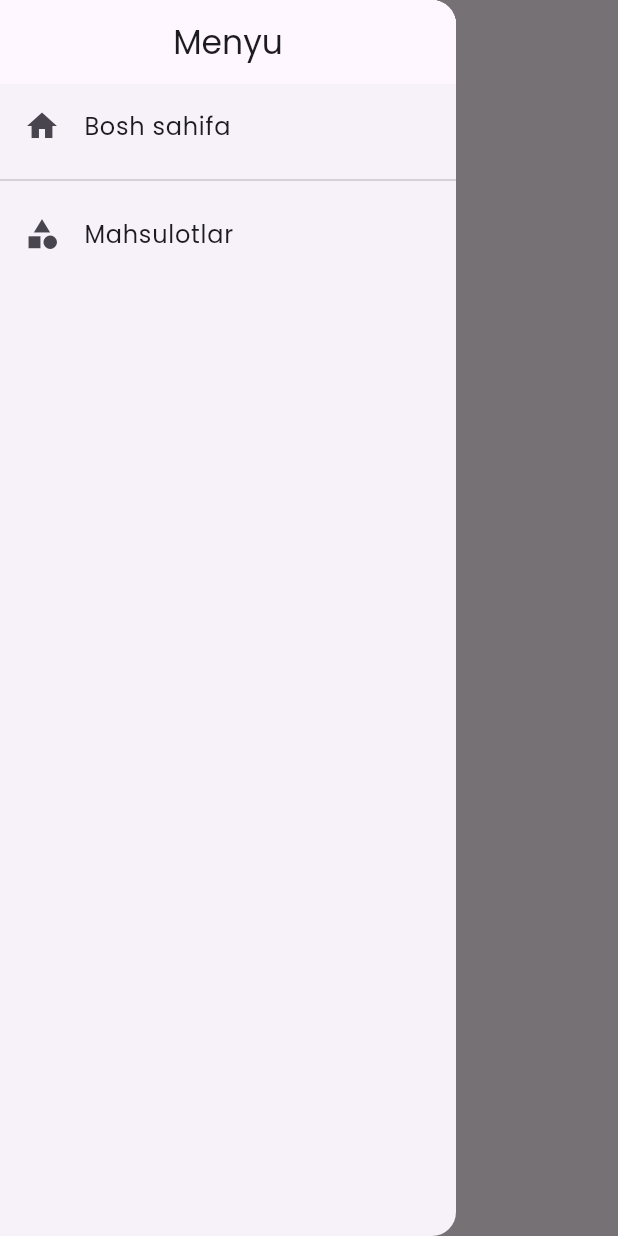
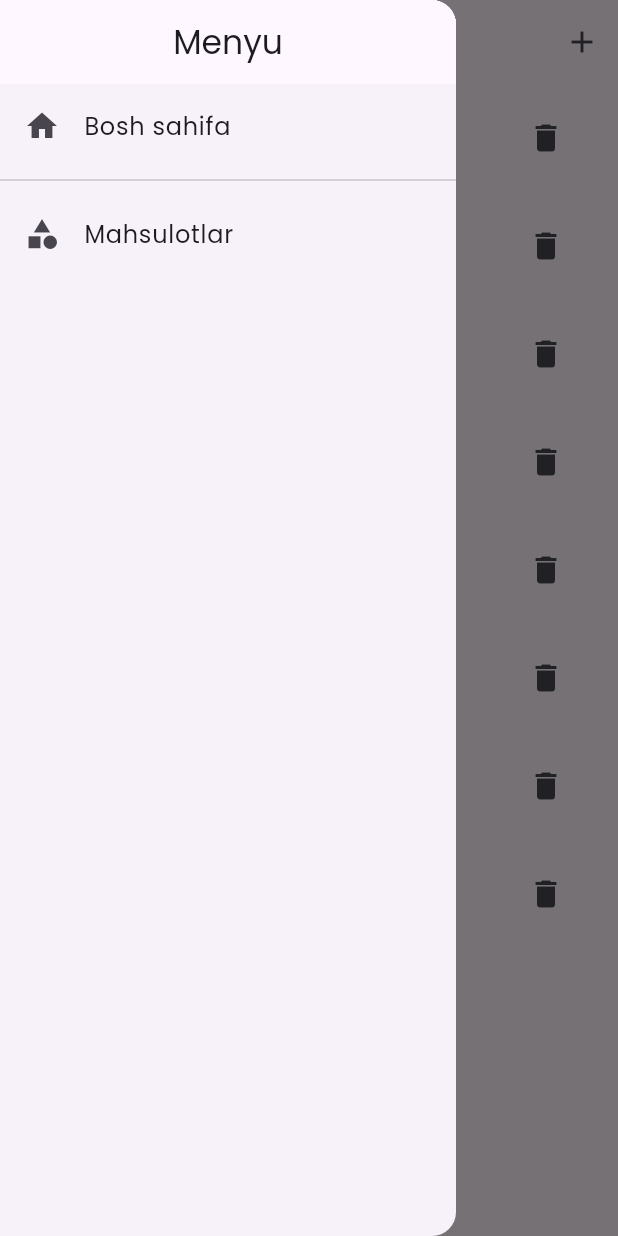
Before and after one commit to alishermamirov/meals_menu, a Flutter app: the ProductScreen screen opened by its route, with the side drawer open, on a phone screen of 412 x 824 dp. Run offline on Flutter 3.47's test engine with Material 3 defaults, Android fonts, the phone set to English and light mode, and no system bars; our stand-ins replace google_fonts.

Commit message:
add product

```diff
--- a/lib/screens/product_screen.dart
+++ b/lib/screens/product_screen.dart
@@ -1,8 +1,16 @@
+// ignore_for_file: public_member_api_docs, sort_constructors_first
 import 'package:flutter/material.dart';
+
+import 'package:meals_menu/models/meal.dart';
+import 'package:meals_menu/screens/add_new_product_screen.dart';
 import 'package:meals_menu/widgets/main_drawer.dart';
 
 class ProductScreen extends StatelessWidget {
-  const ProductScreen({super.key});
+  final List<Meal> meals;
+  const ProductScreen({
+    Key? key,
+    required this.meals,
+  }) : super(key: key);
 
   static const routeName = "/product-screen";
 
@@ -13,6 +21,31 @@ class ProductScreen extends StatelessWidget {
       appBar: AppBar(
         centerTitle: true,
         title: Text("Mahsulotlar"),
+        actions: [
+          IconButton(
+            onPressed: () {
+              Navigator.of(context).pushNamed(AddNewProductScreen.routeName);
+            },
+            icon: Icon(Icons.add),
+          ),
+        ],
+      ),
+      body: ListView.builder(
+        itemCount: meals.length,
+        itemBuilder: (context, index) {
+          final meal = meals[index];
+          return ListTile(
+            leading: CircleAvatar(
+              backgroundImage: AssetImage(meal.imageUrls[0]),
+            ),
+            title: Text(meal.title),
+            subtitle: Text("${meal.price} so'm"),
+            trailing: IconButton(
+              onPressed: () {},
+              icon: Icon(Icons.delete),
+            ),
+          );
+        },
       ),
     );
   }
```
Also changed, not shown: lib/main.dart (+11 -6 lines), lib/screens/add_new_product_screen.dart (added, +58 -0 lines).
